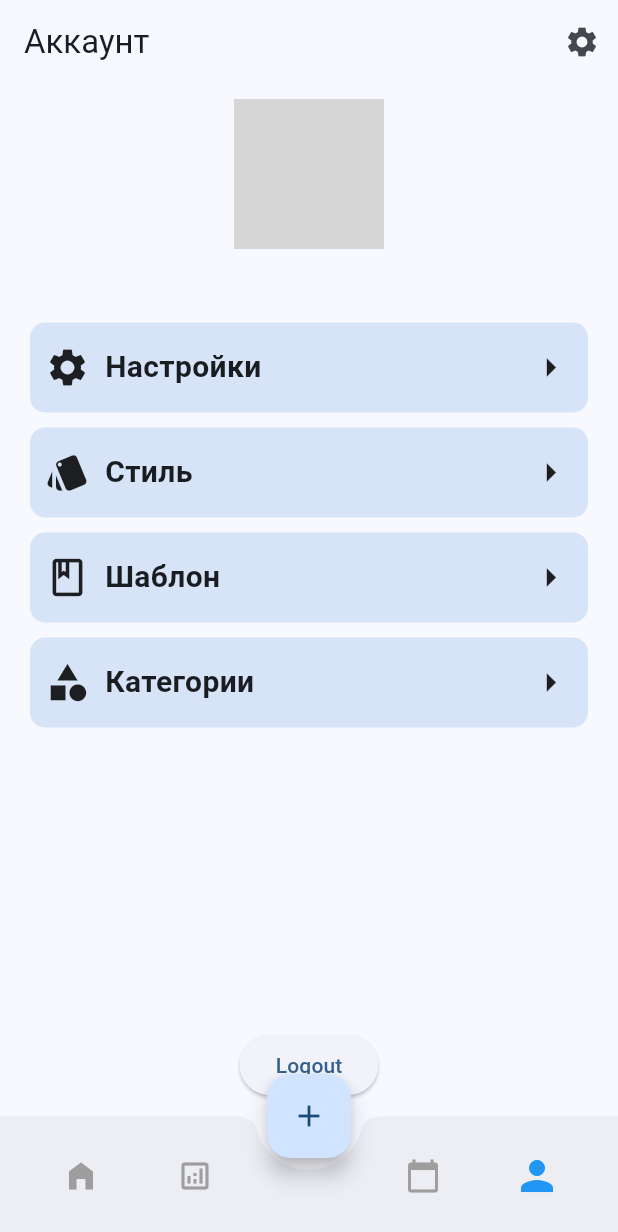
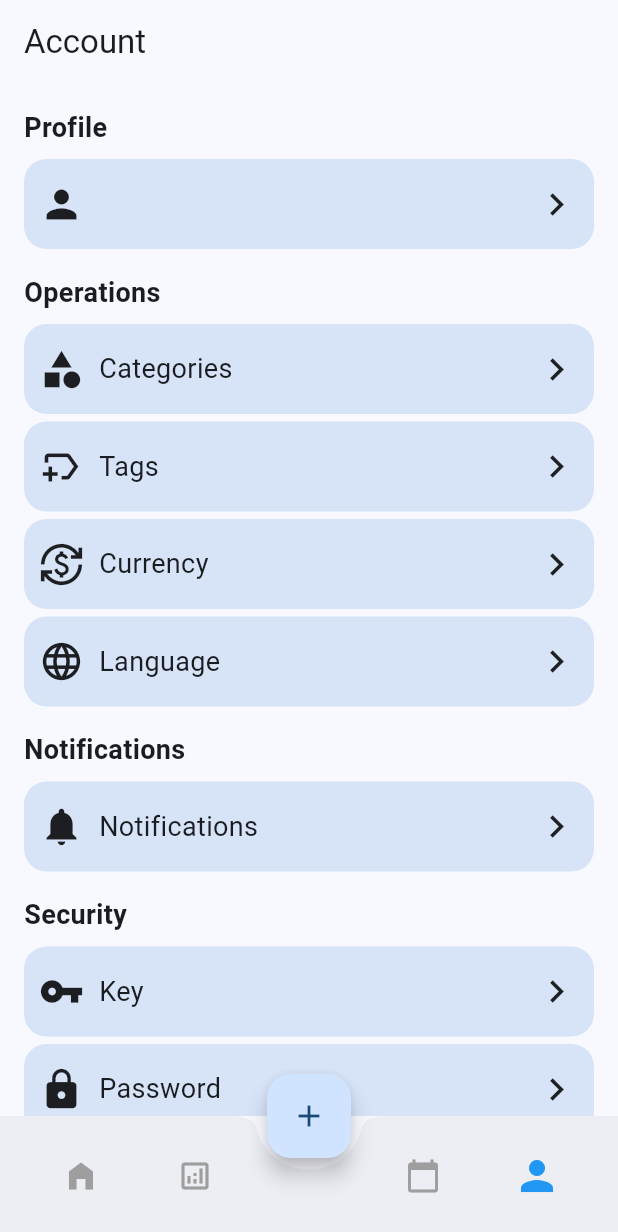
Before and after one commit to daniyar104/cash-mobile, a Flutter app: the MainScreen screen opened directly, item 2 of the bottom bar chosen, scrolled down 576 dp, after a tap on the "person" icon, on a phone screen of 412 x 824 dp. Shown: the top 1232 px of the screen. Run offline on Flutter 3.47's test engine with Material 3 defaults, Android fonts, the phone set to English and light mode, and no system bars; our stand-ins replace awesome_snackbar_content, flutter_localization, image_picker, sembast, shared_preferences, sqflite and 1 more; accounts and stored records are empty; grey boxes are pictures that could not be loaded.

Commit message:
(change): Change a profile page

```diff
--- a/lib/screens/MainScreen.dart
+++ b/lib/screens/MainScreen.dart
@@ -7,6 +7,7 @@ import 'package:untitled1/screens/Plannings/page/PlanningsPage.dart';
 import 'package:untitled1/screens/accountPage/MainAccountPage.dart';
 import 'Analitics/AnalyticsPage.dart';
 import 'TransactionsListPage.dart';
+import 'futureMainAccount/AccountPage.dart';
 
 class MainScreen extends StatefulWidget{
   const MainScreen({super.key});
@@ -27,7 +28,8 @@ class _MainScreenState extends State<MainScreen>{
       TransactionsListPage(userID: _userId),
       AnalyticsPage(),
       PlanningsPage(),
-      MainAcountPage(),
+      // MainAcountPage(),
+      AccountPage(),
     ];
     _loadUserId();
   }
--- /dev/null
+++ b/lib/screens/futureMainAccount/AccountPage.dart
@@ -0,0 +1,202 @@
+import 'dart:io';
+
+import 'package:flutter/material.dart';
+import 'package:flutter/material.dart';
+import 'package:flutter_localization/flutter_localization.dart';
+import 'package:image_picker/image_picker.dart';
+import 'package:shared_preferences/shared_preferences.dart';
+import 'package:untitled1/db/app_database_helper.dart';
+import 'package:untitled1/screens/accountPage/settings/SettingsPage.dart';
+import 'package:untitled1/screens/accountPage/settings/categories/CategoryListPage.dart';
+import 'package:untitled1/screens/accountPage/settings/language/ChangeLanguagePage.dart';
+import 'package:untitled1/screens/accountPage/settings/styles/SelectStylePage.dart';
+import 'package:untitled1/screens/accountPage/settings/template/TemplatePage.dart';
+
+import '../../db/database_factory.dart';
+import '../../localization/locales.dart';
+import '../../widgets/ui/SettingsTile.dart';
+import '../login/login_page.dart';
+
+class AccountPage extends StatefulWidget {
+  const AccountPage({super.key});
+
+  @override
+  State<AccountPage> createState() => _AccountPageState();
+}
+
+class _AccountPageState extends State<AccountPage> {
+
+  final AppDatabaseHelper _dbHelper = getDatabaseHelper();
+
+  File? _avatarImage;
+  final ImagePicker _picker = ImagePicker();
+  String? _avatarPath;
+
+  late String name = "";
+  @override
+  void initState() {
+    super.initState();
+    _loadUserName();
+    _loadAvatar();
+  }
+
+  Future<void> _loadAvatar() async {
+    final prefs = await SharedPreferences.getInstance();
+    setState(() {
+      _avatarPath = prefs.getString('avatar_path');
+      if (_avatarPath != null) {
+        _avatarImage = File(_avatarPath!);
+      }
+    });
+  }
+  Future<String?> _loadUserName() async {
+    final prefs = await SharedPreferences.getInstance();
+    final userId = prefs.getInt('userId');
+    if (userId != null) {
+      final users = await _dbHelper.getUsers();
+      final user = users.firstWhere((user) => user.id == userId);
+      name = user.username!;
+      setState(() {});
+    }
+    return name;
+  }
+  Future<void> _logout() async {
+    final prefs = await SharedPreferences.getInstance();
+    await prefs.remove('userId');
+    await prefs.remove('avatar_path');
+    Navigator.pushReplacement(
+      context,
+      MaterialPageRoute(builder: (context) => LoginPage()),
+    );
+  }
+
+  @override
+  Widget build(BuildContext context) {
+    return Scaffold(
+      appBar: AppBar(
+        title: Text("Account"),
+      ),
+      body: SingleChildScrollView(
+        child: Padding(
+          padding: const EdgeInsets.all(16.0),
+          child: Column(
+              crossAxisAlignment: CrossAxisAlignment.start,
+              children: [
+                Padding(
+                  padding: const EdgeInsets.only(bottom: 8.0),
+                  child: Text("Profile",
+                    style: TextStyle(
+                      fontSize: 18,
+                      fontWeight: FontWeight.bold,
+                    ),
+                  ),
+                ),
+                SettingsTile(
+                  leadingIcon: Icons.person,
+                  localizationKey: name,
+                  onTap: () {
+                    Navigator.push(
+                      context,
+                      MaterialPageRoute(builder: (context) => SettingsPage()),
+                    );
+                  },
+                ),
+                Padding(
+                  padding: const EdgeInsets.only(bottom: 8.0, top: 16.0),
+                  child: Text("Operations",
+                    style: TextStyle(
+                      fontSize: 18,
+                      fontWeight: FontWeight.bold,
+                    ),
+                  ),
+                ),
+                SettingsTile(
+                  leadingIcon: Icons.category,
+                  localizationKey: "Categories",
+                  onTap: () {
+                    Navigator.push(
+                      context,
+                      MaterialPageRoute(builder: (context) => CategoryListPage()),
+                    );
+                  },
+                ),
+                SizedBox(height: 5),
+                SettingsTile(
+                  leadingIcon: Icons.new_label_outlined,
+                  localizationKey: "Tags",
+                  onTap: () {
+                    Navigator.push(
+                      context,
+                      MaterialPageRoute(builder: (context) => CategoryListPage()),
+                    );
+                  },
+                ),
+                SizedBox(height: 5),
+                SettingsTile(
+                  leadingIcon: Icons.currency_exchange,
+                  localizationKey: "Currency",
+                  onTap: () {
+                    Navigator.push(
+                      context,
+                      MaterialPageRoute(builder: (context) => CategoryListPage()),
+                    );
+                  },
+                ),
+                SizedBox(height: 5),
+                SettingsTile(
+                  leadingIcon: Icons.language,
+                  localizationKey: "Language",
+                  onTap: () {
+                    Navigator.push(
+                      context,
+                      MaterialPageRoute(builder: (context) => ChangeLanguagePage()),
+                    );
+                  },
+                ),
+                Padding(
+                  padding: const EdgeInsets.only(bottom: 8.0, top: 16.0),
+                  child: Text("Notifications",
+                    style: TextStyle(
+                      fontSize: 18,
+                      fontWeight: FontWeight.bold,
+                    ),
+                  ),
+                ),
+                SettingsTile(
+                  leadingIcon: Icons.notifications,
+                  localizationKey: "Notifications",
+                  onTap: () {
+                    // Navigate to notifications settings
+                  },
+                ),
+                Padding(
+                  padding: const EdgeInsets.only(bottom: 8.0, top: 16.0),
+                  child: Text("Security",
+                    style: TextStyle(
+                      fontSize: 18,
+                      fontWeight: FontWeight.bold,
+                    ),
+                  ),
+                ),
+                SettingsTile(
+                  leadingIcon: Icons.vpn_key,
+                  localizationKey: "Key",
+                  onTap: () {
+                    // Navigate to change password
+                  },
+                ),
+                SizedBox(height: 5),
+                SettingsTile(
+                  leadingIcon: Icons.lock,
+                  localizationKey: "Password",
+                  onTap: () {
+                    // Navigate to change password
+                  },
+                ),
+              ]
+          ),
+        ),
+      ),
+    );
+  }
+}
--- a/lib/widgets/ui/SettingsTile.dart
+++ b/lib/widgets/ui/SettingsTile.dart
@@ -14,7 +14,7 @@ class SettingsTile extends StatelessWidget {
         width: double.infinity,
         padding: EdgeInsets.symmetric(vertical: 15, horizontal: 10),
         decoration: BoxDecoration(
-          borderRadius: BorderRadius.circular(10),
+          borderRadius: BorderRadius.circular(15),
           color: Theme.of(context).colorScheme.secondaryContainer
         ),
         child: Row(
@@ -24,12 +24,12 @@ class SettingsTile extends StatelessWidget {
               Text(
                 localizationKey,
                 style: TextStyle(
-                  fontSize: 20,
-                  fontWeight: FontWeight.bold,
+                  fontSize: 18,
+                  fontWeight: FontWeight.normal,
                 ),
               ),
               Spacer(),
-              Icon(Icons.arrow_right, size: 30,),
+              Icon(Icons.chevron_right_outlined, size: 30,),
             ]
         ),
       )
```
